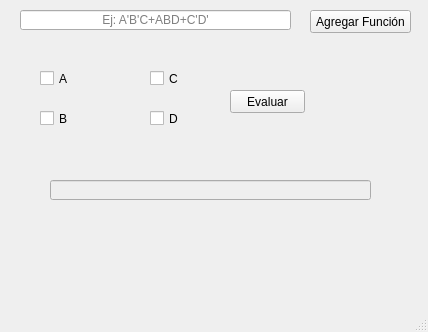
This is mainwindow.ui in Jafet-Picado/tarea3 as Qt 5 draws it before an edit. The edited form follows.
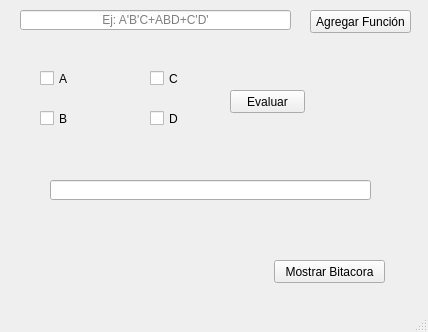
This is the edited form.

Commit message: Avance 15/07/21 - Se implementó el método la bitacora dentro del programa y el método evaluar

```diff
--- a/mainwindow.ui
+++ b/mainwindow.ui
@@ -110,7 +110,7 @@
    </widget>
    <widget class="QLineEdit" name="editEvaluar">
     <property name="enabled">
-     <bool>false</bool>
+     <bool>true</bool>
     </property>
     <property name="geometry">
      <rect>
@@ -122,6 +122,22 @@
     </property>
     <property name="alignment">
      <set>Qt::AlignCenter</set>
+    </property>
+    <property name="readOnly">
+     <bool>true</bool>
+    </property>
+   </widget>
+   <widget class="QPushButton" name="btnBitacora">
+    <property name="geometry">
+     <rect>
+      <x>274</x>
+      <y>260</y>
+      <width>111</width>
+      <height>23</height>
+     </rect>
+    </property>
+    <property name="text">
+     <string>Mostrar Bitacora</string>
     </property>
    </widget>
   </widget>
```
The commit also changes 12 other files.
